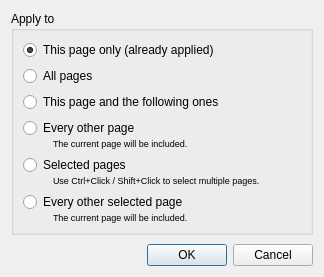
This is filters/fix_orientation/ui/OrientationApplyDialog.ui in ImageProcessing-ElectronicPublications/scantailor-deviant as Qt 5 draws it before an edit. The edited form follows.
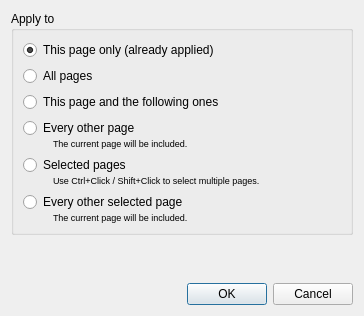
This is the edited form.

```diff
--- a/filters/fix_orientation/ui/OrientationApplyDialog.ui
+++ b/filters/fix_orientation/ui/OrientationApplyDialog.ui
@@ -9,8 +9,8 @@
    <rect>
     <x>0</x>
     <y>0</y>
-    <width>324</width>
-    <height>277</height>
+    <width>364</width>
+    <height>316</height>
    </rect>
   </property>
   <property name="windowTitle">
```
Left out of the diff: 2 changed lines with no effect on the pictures.
